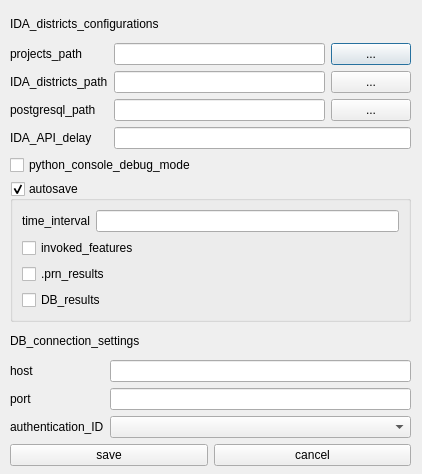
Qt form districts/districts_settings_dialog.ui (equa/IDA-Districts) before a commit.
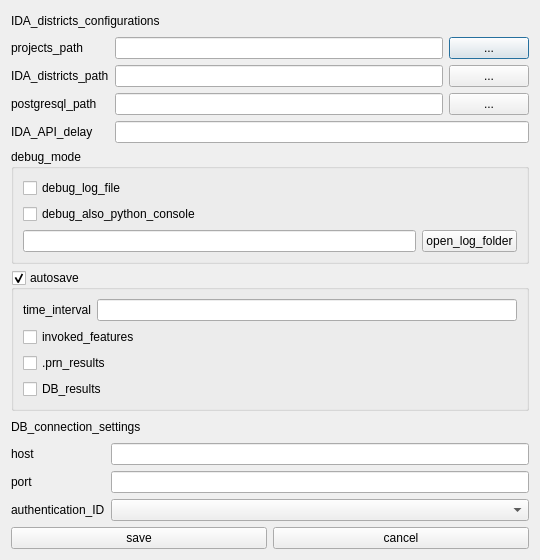
The same form after that commit.

```diff
--- a/districts/districts_settings_dialog.ui
+++ b/districts/districts_settings_dialog.ui
@@ -6,22 +6,13 @@
    <rect>
     <x>0</x>
     <y>0</y>
-    <width>422</width>
-    <height>474</height>
+    <width>540</width>
+    <height>560</height>
    </rect>
   </property>
   <property name="windowTitle">
    <string>Dialog</string>
   </property>
-  <widget class="QWidget" name="verticalLayoutWidget">
-   <property name="geometry">
-    <rect>
-     <x>10</x>
-     <y>10</y>
-     <width>401</width>
-     <height>456</height>
-    </rect>
-   </property>
    <layout class="QVBoxLayout" name="verticalLayout">
     <item>
      <widget class="QLabel" name="label">
@@ -128,10 +119,44 @@
      </layout>
     </item>
     <item>
-     <widget class="QCheckBox" name="checkBox_debug">
-      <property name="text">
-       <string>python_console_debug_mode</string>
+     <widget class="QGroupBox" name="groupBox_debug">
+      <property name="title">
+       <string>debug_mode</string>
       </property>
+      <layout class="QVBoxLayout" name="verticalLayout_debug">
+       <item>
+        <widget class="QCheckBox" name="checkBox_debug">
+         <property name="text">
+          <string>debug_log_file</string>
+         </property>
+        </widget>
+       </item>
+       <item>
+        <widget class="QCheckBox" name="checkBox_debug_console">
+         <property name="text">
+          <string>debug_also_python_console</string>
+         </property>
+        </widget>
+       </item>
+       <item>
+        <layout class="QHBoxLayout" name="horizontalLayout_debug">
+         <item>
+          <widget class="QLineEdit" name="lineEdit_debugLogFile">
+           <property name="readOnly">
+            <bool>true</bool>
+           </property>
+          </widget>
+         </item>
+         <item>
+          <widget class="QPushButton" name="btn_openDebugLogFolder">
+           <property name="text">
+            <string>open_log_folder</string>
+           </property>
+          </widget>
+         </item>
+        </layout>
+       </item>
+      </layout>
      </widget>
     </item>
     <item>
@@ -261,7 +286,6 @@
      </layout>
     </item>
    </layout>
-  </widget>
  </widget>
  <resources/>
  <connections/>
```
